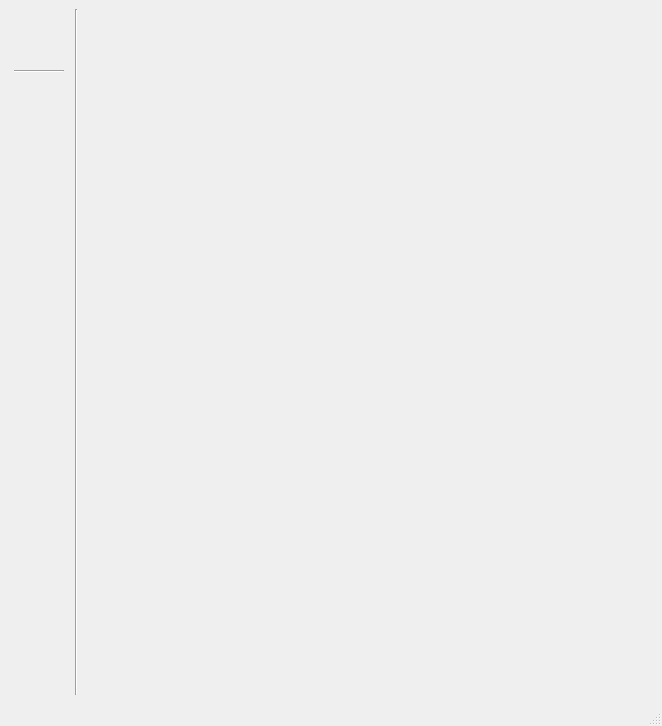
The window that src/main_window.ui (ligerr13/PE_Spectroradiometer) describes before a commit, drawn with Qt 5.
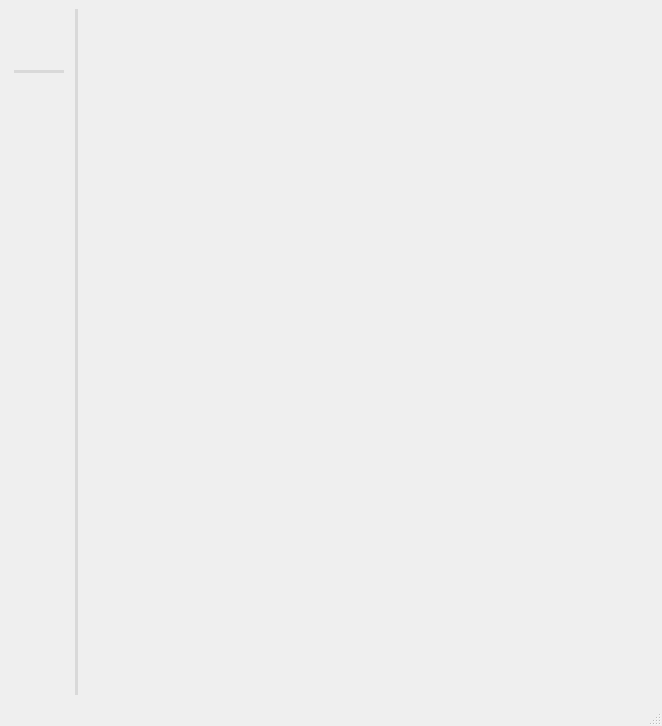
The same window after the commit. Icons and pictures are not drawn.

The edit to the form file:
```diff
--- a/src/main_window.ui
+++ b/src/main_window.ui
@@ -124,6 +124,11 @@
           </item>
           <item>
            <widget class="Line" name="line_3">
+            <property name="styleSheet">
+             <string notr="true">background-color: rgba(129, 129, 129, 50);
+border: 0px;
+border-radius: 50%</string>
+            </property>
             <property name="orientation">
              <enum>Qt::Horizontal</enum>
             </property>
@@ -220,6 +225,11 @@
     </item>
     <item row="0" column="1">
      <widget class="Line" name="line">
+      <property name="styleSheet">
+       <string notr="true">background-color: rgba(129, 129, 129, 50);
+border: 0px;
+border-radius: 50%</string>
+      </property>
       <property name="orientation">
        <enum>Qt::Vertical</enum>
       </property>
```
